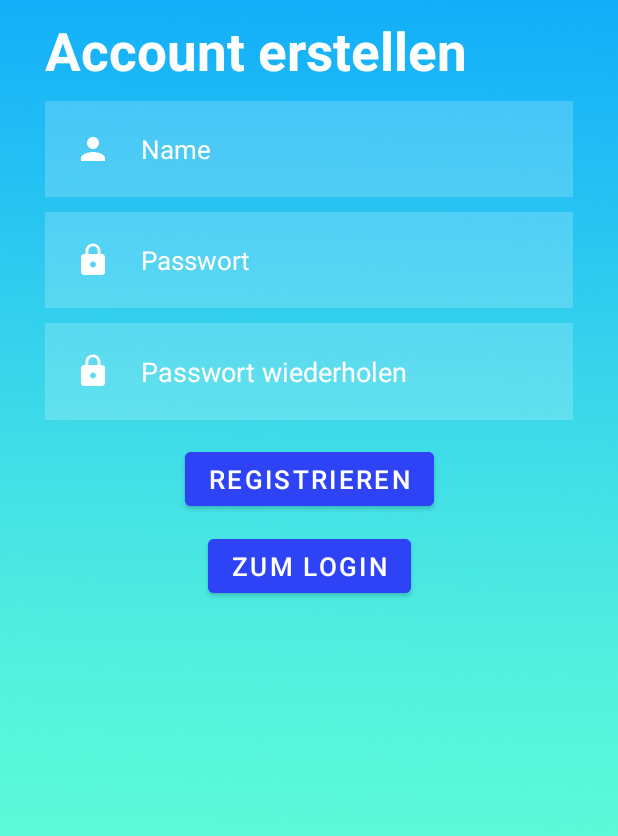
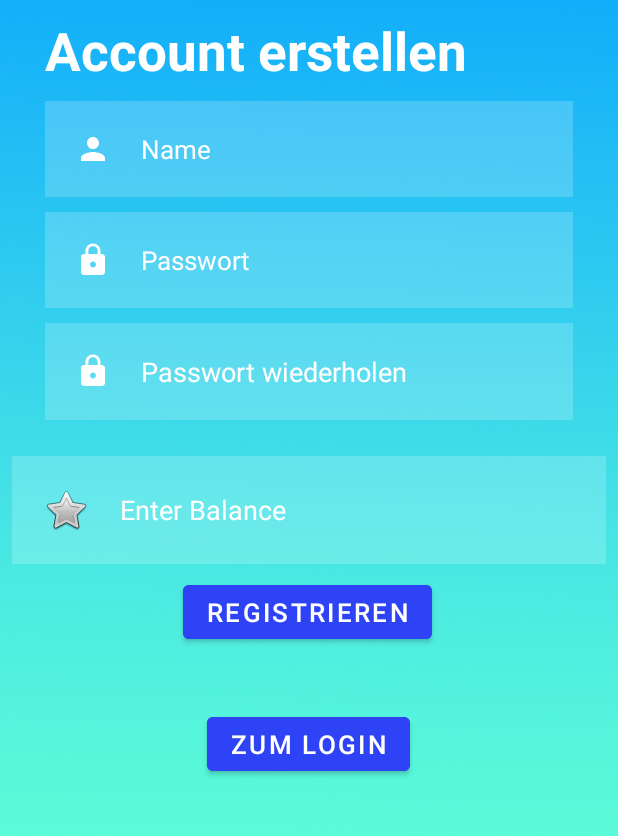
Before and after one commit to laurareimann/Finanztracker, an Android app: the RegisterActivity screen opened directly, with no data from a screen before it, after a tap on "REGISTRIEREN", on a phone screen of 412 x 824 dp, the part 315-1151 px from its top. Run offline under Robolectric (Android 15) with nearby library versions, the phone set to English and light mode, and no system bars; 1 statement that could not run was skipped.

Commit message:
DB User Update, Register XML Balance hinzugefügt, Register Activity Update

```diff
--- a/app/src/main/java/com/example/testapp/DB_user.java
+++ b/app/src/main/java/com/example/testapp/DB_user.java
@@ -33,11 +33,12 @@ public class DB_user extends SQLiteOpenHelper {
     // TODO: Do we need user_id?
     // insert Data into Database, return true if successful
     // TODO: balance dem konstruktor zufügen
-    public Boolean insertData (String username, String password /*,float balance*/){
+    public Boolean insertData (String username, String password, float balance){
         SQLiteDatabase db = this.getWritableDatabase();
         ContentValues contentValues = new ContentValues();
         contentValues.put("user_name", username);
         contentValues.put("user_password", password);
+        contentValues.put("user_balance", balance);
         long result = db.insert("users", null, contentValues);
 
         // check if adding Data is successful (?)
--- a/app/src/main/java/com/example/testapp/RegisterActivity.java
+++ b/app/src/main/java/com/example/testapp/RegisterActivity.java
@@ -16,7 +16,6 @@ public class RegisterActivity extends AppCompatActivity {
     DB_user db;
 
 
-
     @Override
     protected void onCreate(Bundle savedInstanceState) {
         super.onCreate(savedInstanceState);
@@ -26,7 +25,7 @@ public class RegisterActivity extends AppCompatActivity {
         username = (EditText)findViewById(R.id.txt_register_username);
         password = (EditText) findViewById(R.id.txt_register_password);
         // TODO: edittext View mit Balance verknüpfen
-        // acc_balance =
+        acc_balance = (EditText) findViewById(R.id.txt_register_balance);
         password_rep = (EditText) findViewById(R.id.txt_register_password_rep);
 
         btn_register = (Button) findViewById(R.id.btn_register_register);
@@ -42,9 +41,11 @@ public class RegisterActivity extends AppCompatActivity {
                 String pass = password.getText().toString();
                 String pass_rep = password_rep.getText().toString();
                 // TODO: get Balace und in einem float speichern
-                float balance;
+                float balance = Float.parseFloat(acc_balance.getText().toString());
+                System.out.println(balance);
+                String str_balance = acc_balance.getText().toString();
 
-                if (user.equals("")|| pass.equals("")|| pass_rep.equals("")){
+                if (user.equals("")|| pass.equals("")|| pass_rep.equals("") || str_balance.equals("")){
                     Toast.makeText(RegisterActivity.this, "Bitte fülle alle Felder aus", Toast.LENGTH_SHORT).show();
                 } else {
                     if(pass.equals(pass_rep)){
@@ -52,7 +53,7 @@ public class RegisterActivity extends AppCompatActivity {
                         if(userCheckResult == false){
                             // TODO: Balance der DB zufügen
                             //Boolean regResult = db.insertData(user, pass, balance);
-                            Boolean regResult = db.insertData(user, pass);
+                            Boolean regResult = db.insertData(user, pass, balance);
                             if (regResult == true){
                                 Toast.makeText(RegisterActivity.this, "Registrierung erfolgreich.", Toast.LENGTH_SHORT).show();
                                 Intent intent = new Intent(getApplicationContext(), LoginActivity.class);
--- a/app/src/main/res/layout/activity_register.xml
+++ b/app/src/main/res/layout/activity_register.xml
@@ -97,31 +97,56 @@
         app:layout_constraintStart_toStartOf="parent"
         app:layout_constraintTop_toBottomOf="@id/txt_register_password" />
 
+
+    <!--  Balance Textfield -->
+
     <!-- Register Button -->
+
+    <!-- Back to login Button -->
+
+    <EditText
+        android:id="@+id/txt_register_balance"
+        android:layout_width="match_parent"
+        android:layout_height="wrap_content"
+        android:layout_below="@id/txt_register_password_rep"
+        android:layout_marginStart="8dp"
+        android:layout_marginEnd="8dp"
+        android:layout_marginBottom="8dp"
+        android:background="#30ffffff"
+        android:drawableLeft="@android:drawable/btn_star"
+        android:drawablePadding="20dp"
+        android:ems="10"
+        android:hint="Enter Balance"
+        android:inputType="numberDecimal"
+        android:padding="20dp"
+        android:textColor="@color/white"
+        android:textColorHint="@color/white"
+        app:layout_constraintBottom_toTopOf="@+id/btn_register_register"
+        app:layout_constraintEnd_toEndOf="parent"
+        app:layout_constraintStart_toStartOf="parent" />
+
     <com.google.android.material.button.MaterialButton
         android:id="@+id/btn_register_register"
         android:layout_width="wrap_content"
         android:layout_height="wrap_content"
-        android:layout_marginStart="@dimen/margins_sides"
-        android:layout_marginTop="15dp"
-        android:layout_marginEnd="@dimen/margins_sides"
-        android:layout_marginBottom="20dp"
+        android:layout_marginTop="104dp"
         android:backgroundTint="@color/dark_blue_buttons"
         android:text="@string/btn_register"
         android:textSize="@dimen/font_buttons"
+        app:layout_constraintHorizontal_bias="0.497"
         app:layout_constraintLeft_toLeftOf="parent"
         app:layout_constraintRight_toRightOf="parent"
         app:layout_constraintTop_toBottomOf="@id/txt_register_password_rep" />
 
-    <!-- Back to login Button -->
     <com.google.android.material.button.MaterialButton
         android:id="@+id/btn_register_login"
         android:layout_width="wrap_content"
         android:layout_height="wrap_content"
-        android:layout_marginTop="10dp"
+        android:layout_marginTop="40dp"
         android:backgroundTint="@color/dark_blue_buttons"
         android:text="@string/btn_login_nav"
         android:textSize="@dimen/font_buttons"
+        app:layout_constraintHorizontal_bias="0.498"
         app:layout_constraintLeft_toLeftOf="parent"
         app:layout_constraintRight_toRightOf="parent"
         app:layout_constraintTop_toBottomOf="@id/btn_register_register" />
```
